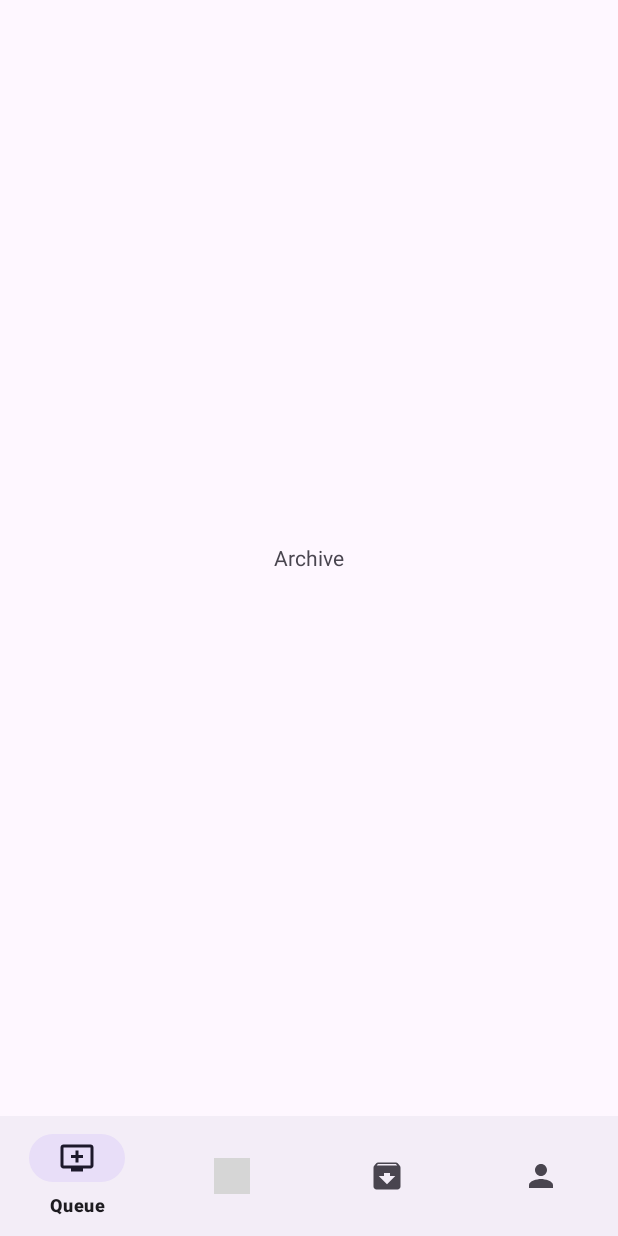
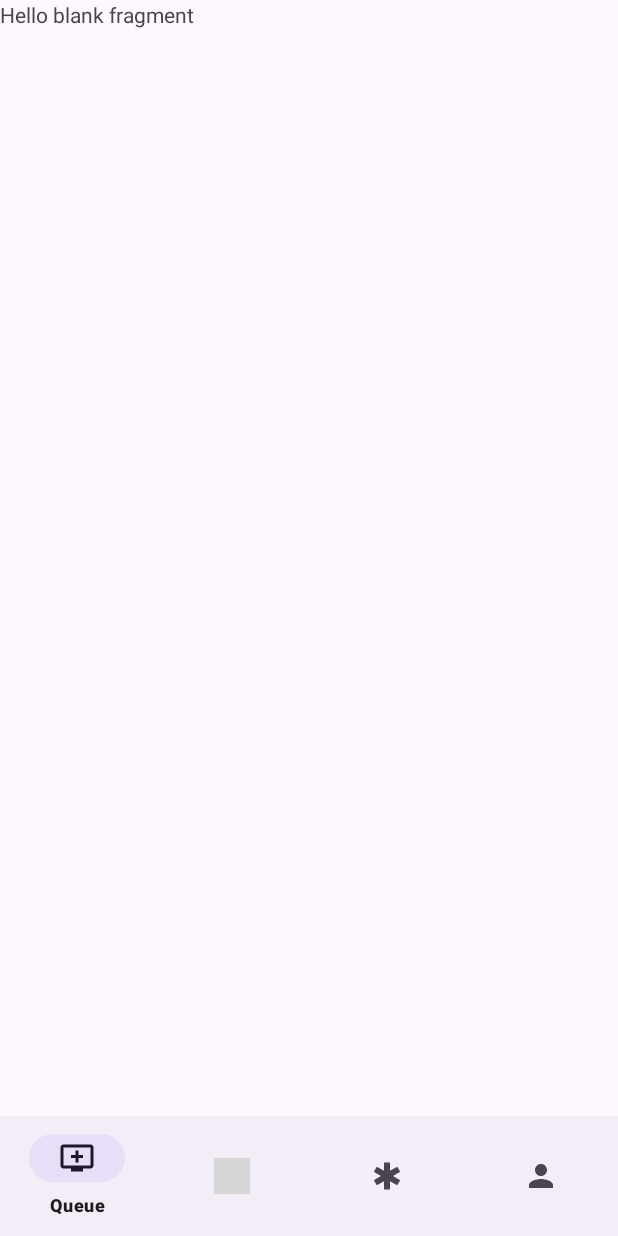
Before and after one commit to SecurityTrip/HospitalRegistry, an Android app: the fragment CallFragment placed in its activity, on a phone screen of 412 x 824 dp. Run offline under Robolectric (Android 15) with nearby library versions, the phone set to English and light mode, and no system bars; grey boxes are pictures that could not be loaded.

Commit message:
Final skeleton of application

```diff
--- a/app/src/main/java/com/example/hospitalregistry/ArchiveFragment.java
+++ b/app/src/main/java/com/example/hospitalregistry/CallFragment.java
@@ -10,10 +10,10 @@ import android.view.ViewGroup;
 
 /**
  * A simple {@link Fragment} subclass.
- * Use the {@link ArchiveFragment#newInstance} factory method to
+ * Use the {@link CallFragment#newInstance} factory method to
  * create an instance of this fragment.
  */
-public class ArchiveFragment extends Fragment {
+public class CallFragment extends Fragment {
 
     // TODO: Rename parameter arguments, choose names that match
     // the fragment initialization parameters, e.g. ARG_ITEM_NUMBER
@@ -24,7 +24,7 @@ public class ArchiveFragment extends Fragment {
     private String mParam1;
     private String mParam2;
 
-    public ArchiveFragment() {
+    public CallFragment() {
         // Required empty public constructor
     }
 
@@ -34,11 +34,11 @@ public class ArchiveFragment extends Fragment {
      *
      * @param param1 Parameter 1.
      * @param param2 Parameter 2.
-     * @return A new instance of fragment ArchiveFragment.
+     * @return A new instance of fragment CallFragment.
      */
     // TODO: Rename and change types and number of parameters
-    public static ArchiveFragment newInstance(String param1, String param2) {
-        ArchiveFragment fragment = new ArchiveFragment();
+    public static CallFragment newInstance(String param1, String param2) {
+        CallFragment fragment = new CallFragment();
         Bundle args = new Bundle();
         args.putString(ARG_PARAM1, param1);
         args.putString(ARG_PARAM2, param2);
@@ -59,6 +59,6 @@ public class ArchiveFragment extends Fragment {
     public View onCreateView(LayoutInflater inflater, ViewGroup container,
                              Bundle savedInstanceState) {
         // Inflate the layout for this fragment
-        return inflater.inflate(R.layout.fragment_archive, container, false);
+        return inflater.inflate(R.layout.fragment_call, container, false);
     }
 }
--- a/app/src/main/java/com/example/hospitalregistry/MainActivity.java
+++ b/app/src/main/java/com/example/hospitalregistry/MainActivity.java
@@ -38,8 +38,8 @@ public class MainActivity extends AppCompatActivity {
                 replaceFragment(new QueueFragment());
             } else if(itemId == R.id.research){
                 replaceFragment(new ResearchFragment());
-            }else if (itemId == R.id.archive){
-                replaceFragment(new ArchiveFragment());
+            }else if (itemId == R.id.call){
+                replaceFragment(new CallFragment());
             } else if (itemId == R.id.profile) {
                 replaceFragment(new PersonFragment());
             }
--- /dev/null
+++ b/app/src/main/res/drawable/baseline_emergency_24.xml
@@ -0,0 +1,5 @@
+<vector xmlns:android="http://schemas.android.com/apk/res/android" android:height="24dp" android:tint="#000000" android:viewportHeight="24" android:viewportWidth="24" android:width="24dp">
+
+    <path android:fillColor="@android:color/white" android:pathData="M20.79,9.23l-2,-3.46l-4.79,2.77l0,-5.54l-4,0l0,5.54l-4.79,-2.77l-2,3.46l4.79,2.77l-4.79,2.77l2,3.46l4.79,-2.77l0,5.54l4,0l0,-5.54l4.79,2.77l2,-3.46l-4.79,-2.77z"/>
+
+</vector>
--- a/app/src/main/res/layout/fragment_archive.xml
+++ b/app/src/main/res/layout/fragment_call.xml
@@ -3,13 +3,12 @@
     xmlns:tools="http://schemas.android.com/tools"
     android:layout_width="match_parent"
     android:layout_height="match_parent"
-    tools:context=".ArchiveFragment">
+    tools:context=".CallFragment">
 
     <!-- TODO: Update blank fragment layout -->
     <TextView
-        android:layout_width="wrap_content"
-        android:layout_height="wrap_content"
-        android:text="@string/archive"
-        android:layout_gravity="center"/>
+        android:layout_width="match_parent"
+        android:layout_height="match_parent"
+        android:text="@string/hello_blank_fragment" />
 
 </FrameLayout>
--- a/app/src/main/res/menu/bottom_navbar.xml
+++ b/app/src/main/res/menu/bottom_navbar.xml
@@ -7,9 +7,9 @@
     <item android:title="@string/research"
         android:icon="@drawable/baseline_research_24"
         android:id="@+id/research"/>
-    <item android:title="@string/archive"
-        android:icon="@drawable/baseline_archive_24"
-        android:id="@+id/archive"/>
+    <item android:title="@string/call_for_doctor"
+        android:icon="@drawable/baseline_emergency_24"
+        android:id="@+id/call"/>
     <item android:title="@string/profile"
         android:icon="@drawable/baseline_person_24"
         android:id="@+id/profile"/>
--- a/app/src/main/res/values-night/strings.xml
+++ b/app/src/main/res/values-night/strings.xml
@@ -5,4 +5,5 @@
     <string name="research">Research</string>
     <string name="profile">Profile</string>
     <string name="archive">Archive</string>
+    <string name="call_for_doctor">Call for doctor</string>
 </resources>
--- a/app/src/main/res/values/strings.xml
+++ b/app/src/main/res/values/strings.xml
@@ -6,4 +6,5 @@
     <string name="archive">Archive</string>
     <!-- TODO: Remove or change this placeholder text -->
     <string name="hello_blank_fragment">Hello blank fragment</string>
+    <string name="call_for_doctor">Call for doctor</string>
 </resources>
```
